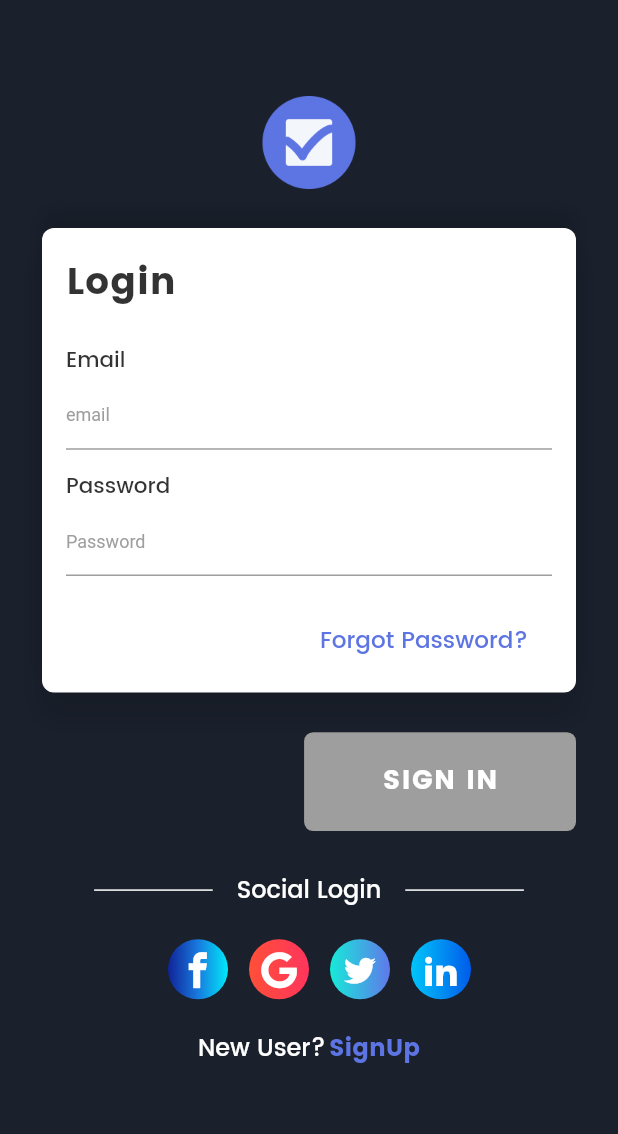
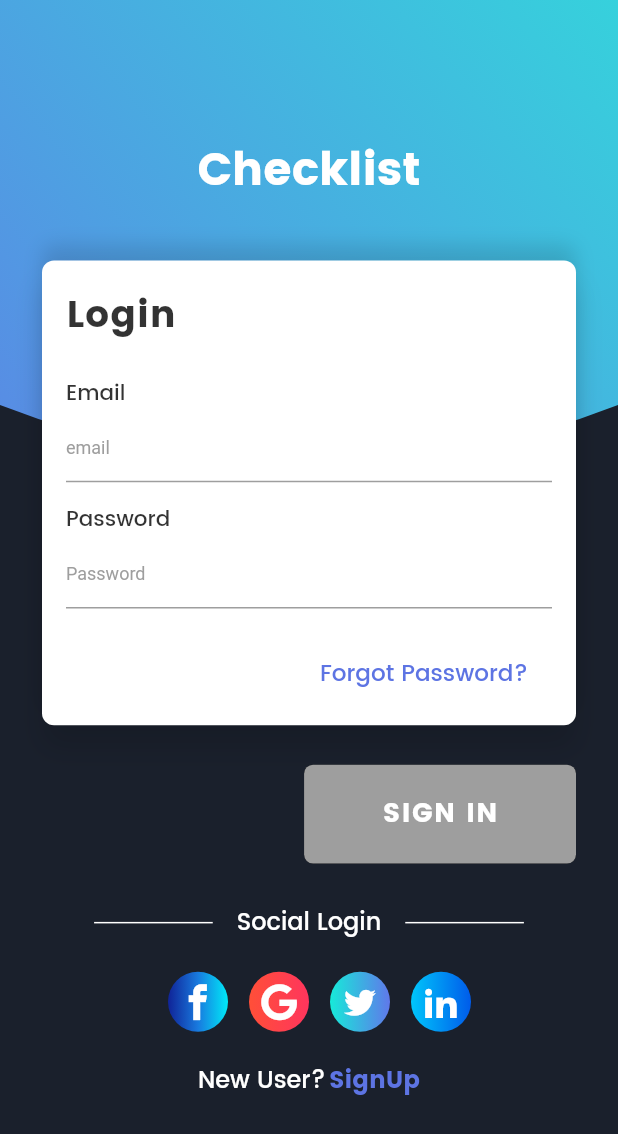
Before and after one commit to TunNandaAung/flutter-checklist, a Flutter app: the screen it shows after launch, on a phone screen of 412 x 824 dp. Shown: the top 1134 px of the screen. Run offline on Flutter 3.47's test engine with Material 2 defaults, Android fonts, the phone set to English and light mode, and no system bars; our stand-ins replace bloc, bubble_bottom_bar, circular_check_box, cloud_firestore, connectivity, equatable and 10 more; missing offline and left inert: flutter_rounded_date_picker; accounts and stored records are empty.

Commit message:
Update firebase dependencies and login form UI

```diff
--- a/lib/login/ui/login_form.dart
+++ b/lib/login/ui/login_form.dart
@@ -1,9 +1,11 @@
 import 'package:checklist/authentication_bloc/bloc.dart';
 import 'package:checklist/data/user_repository.dart';
 import 'package:checklist/login/bloc/login_barrel.dart';
+import 'package:checklist/main.dart';
 import 'package:checklist/register/ui/register_screen.dart';
 import 'package:checklist/todo/widgets/dialogs.dart';
 import 'package:checklist/utils/custom_icons.dart';
+import 'package:checklist/utils/header.dart';
 import 'package:checklist/utils/social_icons.dart';
 import 'package:flutter/material.dart';
 import 'package:flutter_bloc/flutter_bloc.dart';
@@ -176,19 +178,31 @@ class _LoginFormState extends State<LoginForm> {
               child:
                   BlocBuilder<LoginBloc, LoginState>(builder: (context, state) {
                 return Column(children: <Widget>[
-                  Padding(
-                    padding: EdgeInsets.only(top: 63.0),
-                    child: Image(
-                      image: AssetImage(
-                        'assets/app_icon/app-icon-tick-box-128.png',
+                  // Padding(
+                  //   padding: EdgeInsets.only(top: 63.0),
+                  //   child: Image(
+                  //     image: AssetImage(
+                  //       'assets/app_icon/app-icon-tick-box-128.png',
+                  //     ),
+                  //     width: 64,
+                  //     height: 64,
+                  //   ),
+                  // ),
+
+                  Stack(
+                    children: <Widget>[
+                      Header(
+                        text: 'Checklist',
                       ),
-                      width: 64,
-                      height: 64,
+                      Align(
+                        alignment: Alignment(-0.9, -0.9),
+                        child: Padding(
+                          padding: EdgeInsets.only(
+                            left: 28.0,
+                            right: 28.0,
+                            top: kToolbarHeight +
+                                MediaQuery.of(context).size.height / 7,
                           ),
-                  ),
-                  Padding(
-                    padding: const EdgeInsets.only(
-                        left: 28.0, right: 28.0, top: 25.0),
                           child: Column(
                             mainAxisAlignment: MainAxisAlignment.center,
                             children: <Widget>[
@@ -215,14 +229,16 @@ class _LoginFormState extends State<LoginForm> {
                                         left: 16.0, right: 16.0, top: 16.0),
                                     child: SingleChildScrollView(
                                       child: Column(
-                                  crossAxisAlignment: CrossAxisAlignment.start,
+                                        crossAxisAlignment:
+                                            CrossAxisAlignment.start,
                                         children: <Widget>[
                                           Text("Login",
                                               style: TextStyle(
-                                            fontSize: ScreenUtil.getInstance()
+                                                  fontSize:
+                                                      ScreenUtil.getInstance()
                                                           .setSp(45),
-                                            color:
-                                                Colors.black.withOpacity(.80),
+                                                  color: Colors.black
+                                                      .withOpacity(.80),
                                                   fontFamily: "Poppins-Bold",
                                                   letterSpacing: .6)),
                                           SizedBox(
@@ -232,9 +248,10 @@ class _LoginFormState extends State<LoginForm> {
                                           Text("Email",
                                               style: TextStyle(
                                                   fontFamily: "Poppins-Medium",
-                                            color:
-                                                Colors.black.withOpacity(.80),
-                                            fontSize: ScreenUtil.getInstance()
+                                                  color: Colors.black
+                                                      .withOpacity(.80),
+                                                  fontSize:
+                                                      ScreenUtil.getInstance()
                                                           .setSp(26))),
                                           TextFormField(
                                             controller: _emailController,
@@ -251,7 +268,8 @@ class _LoginFormState extends State<LoginForm> {
                                             decoration: InputDecoration(
                                                 hintText: "email",
                                                 errorStyle: TextStyle(
-                                              fontFamily: 'Poppins-Medium'),
+                                                    fontFamily:
+                                                        'Poppins-Medium'),
                                                 hintStyle: TextStyle(
                                                     color: Colors.grey,
                                                     fontSize: 12.0)),
@@ -262,10 +280,11 @@ class _LoginFormState extends State<LoginForm> {
                                           ),
                                           Text("Password",
                                               style: TextStyle(
-                                            color:
-                                                Colors.black.withOpacity(.80),
+                                                  color: Colors.black
+                                                      .withOpacity(.80),
                                                   fontFamily: "Poppins-Medium",
-                                            fontSize: ScreenUtil.getInstance()
+                                                  fontSize:
+                                                      ScreenUtil.getInstance()
                                                           .setSp(26))),
                                           TextFormField(
                                             controller: _passwordController,
@@ -281,7 +300,8 @@ class _LoginFormState extends State<LoginForm> {
                                             cursorColor: Color(0xFF5d74e3),
                                             decoration: InputDecoration(
                                                 errorStyle: TextStyle(
-                                              fontFamily: 'Poppins-Medium'),
+                                                    fontFamily:
+                                                        'Poppins-Medium'),
                                                 hintText: "Password",
                                                 hintStyle: TextStyle(
                                                     color: Colors.grey,
@@ -296,7 +316,8 @@ class _LoginFormState extends State<LoginForm> {
                                           //       ScreenUtil.getInstance().setHeight(35),
                                           // ),
                                           Row(
-                                      mainAxisAlignment: MainAxisAlignment.end,
+                                            mainAxisAlignment:
+                                                MainAxisAlignment.end,
                                             children: <Widget>[
                                               FlatButton(
                                                 onPressed: () async {
@@ -316,9 +337,10 @@ class _LoginFormState extends State<LoginForm> {
                                                   "Forgot Password?",
                                                   style: TextStyle(
                                                       color: Color(0xFF5d74e3),
-                                                fontFamily: "Poppins-Medium",
-                                                fontSize:
-                                                    ScreenUtil.getInstance()
+                                                      fontFamily:
+                                                          "Poppins-Medium",
+                                                      fontSize: ScreenUtil
+                                                              .getInstance()
                                                           .setSp(28)),
                                                 ),
                                               )
@@ -334,7 +356,8 @@ class _LoginFormState extends State<LoginForm> {
                                 ),
                               ),
                               SizedBox(
-                          height: ScreenUtil.getInstance().setHeight(40.0),
+                                height:
+                                    ScreenUtil.getInstance().setHeight(40.0),
                               ),
                               SigninButton(
                                 enable: isLoginButtonEnabled(state),
@@ -343,7 +366,8 @@ class _LoginFormState extends State<LoginForm> {
                                     : null,
                               ),
                               SizedBox(
-                          height: ScreenUtil.getInstance().setHeight(40.0),
+                                height:
+                                    ScreenUtil.getInstance().setHeight(40.0),
                               ),
                               Row(
                                 mainAxisAlignment: MainAxisAlignment.center,
@@ -360,7 +384,8 @@ class _LoginFormState extends State<LoginForm> {
                                 ],
                               ),
                               SizedBox(
-                          height: ScreenUtil.getInstance().setHeight(30.0),
+                                height:
+                                    ScreenUtil.getInstance().setHeight(30.0),
                               ),
                               Row(
                                 mainAxisAlignment: MainAxisAlignment.center,
@@ -375,26 +400,36 @@ class _LoginFormState extends State<LoginForm> {
                                     onPressed: () {},
                                   ),
                                   SocialIcon(
-                              colors: [Color(0xFFff4f38), Color(0xFFff355d)],
+                                    colors: [
+                                      Color(0xFFff4f38),
+                                      Color(0xFFff355d)
+                                    ],
                                     iconData: CustomIcons.googlePlus,
                                     onPressed: () {
                                       _loginBloc.add(LoginWithGooglePressed());
                                     },
                                   ),
                                   SocialIcon(
-                              colors: [Color(0xFF17ead9), Color(0xFF6078ea)],
+                                    colors: [
+                                      Color(0xFF17ead9),
+                                      Color(0xFF6078ea)
+                                    ],
                                     iconData: CustomIcons.twitter,
                                     onPressed: () {},
                                   ),
                                   SocialIcon(
-                              colors: [Color(0xFF00c6fb), Color(0xFF005bea)],
+                                    colors: [
+                                      Color(0xFF00c6fb),
+                                      Color(0xFF005bea)
+                                    ],
                                     iconData: CustomIcons.linkedin,
                                     onPressed: () {},
                                   )
                                 ],
                               ),
                               SizedBox(
-                            height: ScreenUtil.getInstance().setHeight(30.0)),
+                                  height:
+                                      ScreenUtil.getInstance().setHeight(30.0)),
                               Row(
                                 mainAxisAlignment: MainAxisAlignment.center,
                                 children: <Widget>[
@@ -405,12 +440,13 @@ class _LoginFormState extends State<LoginForm> {
                                         color: Theme.of(context).dividerColor),
                                   ),
                                   SizedBox(
-                              width: ScreenUtil.getInstance().setWidth(4.0),
+                                    width:
+                                        ScreenUtil.getInstance().setWidth(4.0),
                                   ),
                                   InkWell(
                                     onTap: () {
-                                Navigator.of(context)
-                                    .push(MaterialPageRoute(builder: (context) {
+                                      Navigator.of(context).push(
+                                          MaterialPageRoute(builder: (context) {
                                         return RegisterScreen(
                                             userRepository: _userRepository);
                                       }));
@@ -426,6 +462,9 @@ class _LoginFormState extends State<LoginForm> {
                               ),
                             ],
                           ),
+                        ),
+                      ),
+                    ],
                   ),
                 ]);
               }),
--- /dev/null
+++ b/lib/utils/header.dart
@@ -0,0 +1,78 @@
+import 'package:flutter/material.dart';
+
+class Header extends StatelessWidget {
+  final String image;
+  final String text;
+
+  const Header({Key key, this.image, this.text}) : super(key: key);
+
+  @override
+  Widget build(BuildContext context) {
+    return ClipPath(
+      clipper: MyClipper(),
+      child: Container(
+        padding: EdgeInsets.only(left: 20.0, top: 90.0, right: 20.0),
+        height: 350,
+        width: double.infinity,
+        decoration: BoxDecoration(
+          gradient: LinearGradient(
+            begin: Alignment.topRight,
+            end: Alignment.bottomLeft,
+            colors: [
+              Color(0xFF36D1DC),
+              Color(0xFF5B86E5),
+            ],
+          ),
+        ),
+        child: Column(
+          crossAxisAlignment: CrossAxisAlignment.start,
+          children: <Widget>[
+            Row(
+              mainAxisAlignment: MainAxisAlignment.center,
+              children: <Widget>[
+                image != null
+                    ? Image.asset(
+                        image,
+                        width: 64.0,
+                        fit: BoxFit.fitWidth,
+                        alignment: Alignment.topCenter,
+                      )
+                    : Text(''),
+                text != null
+                    ? Text(
+                        '$text',
+                        style: Theme.of(context)
+                            .textTheme
+                            .title
+                            .copyWith(fontSize: 30.0),
+                      )
+                    : Text(''),
+                Container(),
+              ],
+            ),
+          ],
+        ),
+      ),
+    );
+  }
+}
+
+class MyClipper extends CustomClipper<Path> {
+  @override
+  Path getClip(Size size) {
+    var path = new Path();
+
+    path.lineTo(0.0, size.height - 80);
+    path.quadraticBezierTo(
+        size.width / 2, size.height, size.width, size.height - 80);
+    path.lineTo(size.width, 0);
+    path.close();
+
+    return path;
+  }
+
+  @override
+  bool shouldReclip(CustomClipper<Path> oldClipper) {
+    return true;
+  }
+}
```
Also changed, not shown: pubspec.yaml (+13 -17 lines), pubspec.lock, 1 other file. Lines whose indentation alone changed are shown as unchanged.
